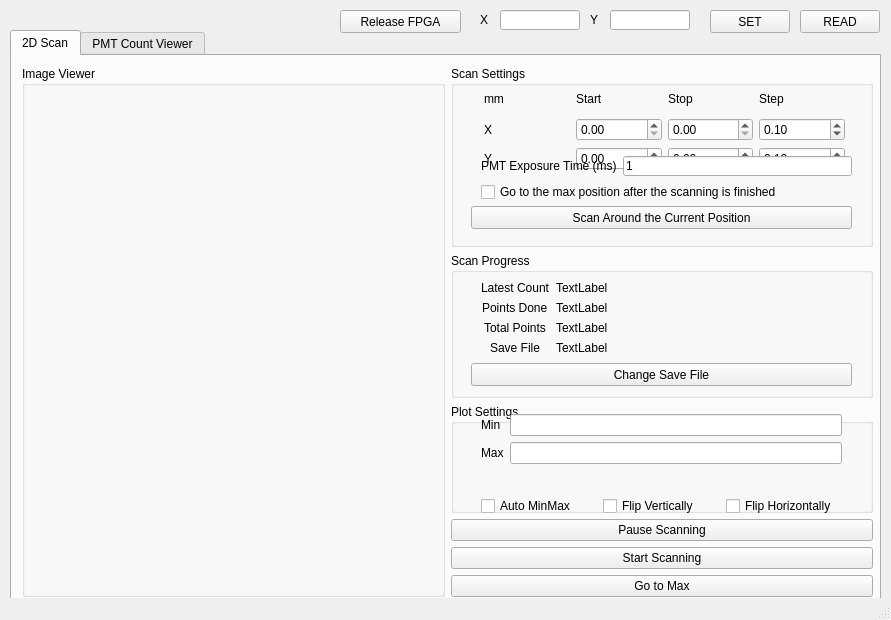
Above: PMT_GUI.ui from jaeunkim/pmt-gui before the change. Below: the same form after it.
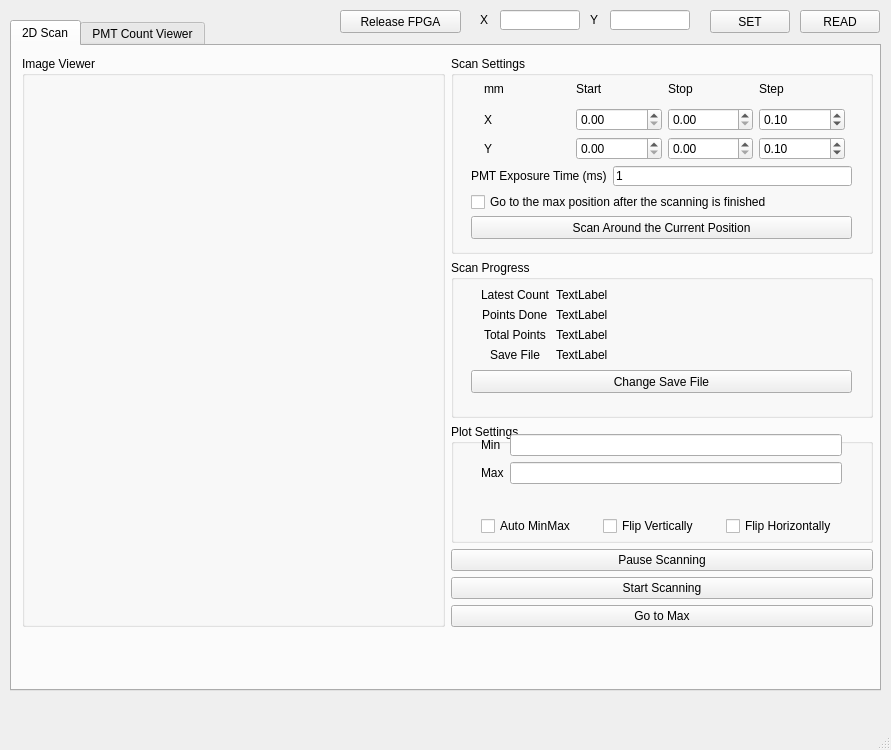
That is the form after the change.

Commit message:
Adjusted GUI layout
Resized the window to make space for the new buttons

Diff of the .ui file:
```diff
--- a/PMT_GUI.ui
+++ b/PMT_GUI.ui
@@ -7,19 +7,19 @@
     <x>0</x>
     <y>0</y>
     <width>891</width>
-    <height>620</height>
+    <height>750</height>
    </rect>
   </property>
   <property name="minimumSize">
    <size>
     <width>891</width>
-    <height>620</height>
+    <height>750</height>
    </size>
   </property>
   <property name="maximumSize">
    <size>
     <width>891</width>
-    <height>650</height>
+    <height>750</height>
    </size>
   </property>
   <property name="windowTitle">
@@ -30,21 +30,21 @@
     <property name="geometry">
      <rect>
       <x>10</x>
-      <y>30</y>
+      <y>20</y>
       <width>871</width>
-      <height>571</height>
+      <height>671</height>
      </rect>
     </property>
     <property name="minimumSize">
      <size>
       <width>871</width>
-      <height>571</height>
+      <height>671</height>
      </size>
     </property>
     <property name="maximumSize">
      <size>
       <width>871</width>
-      <height>571</height>
+      <height>671</height>
      </size>
     </property>
     <property name="currentIndex">
@@ -60,7 +60,7 @@
         <x>10</x>
         <y>10</y>
         <width>851</width>
-        <height>531</height>
+        <height>581</height>
        </rect>
       </property>
       <widget class="QWidget" name="horizontalLayoutWidget">
@@ -69,7 +69,7 @@
          <x>0</x>
          <y>0</y>
          <width>851</width>
-         <height>531</height>
+         <height>571</height>
         </rect>
        </property>
        <layout class="QHBoxLayout" name="horizontalLayout" stretch="1,1">
@@ -196,9 +196,9 @@
             <widget class="QWidget" name="formLayoutWidget_2">
              <property name="geometry">
               <rect>
-               <x>30</x>
-               <y>90</y>
-               <width>371</width>
+               <x>20</x>
+               <y>110</y>
+               <width>381</width>
                <height>46</height>
               </rect>
              </property>
@@ -230,7 +230,7 @@
              <property name="geometry">
               <rect>
                <x>20</x>
-               <y>140</y>
+               <y>160</y>
                <width>381</width>
                <height>23</height>
               </rect>
```
